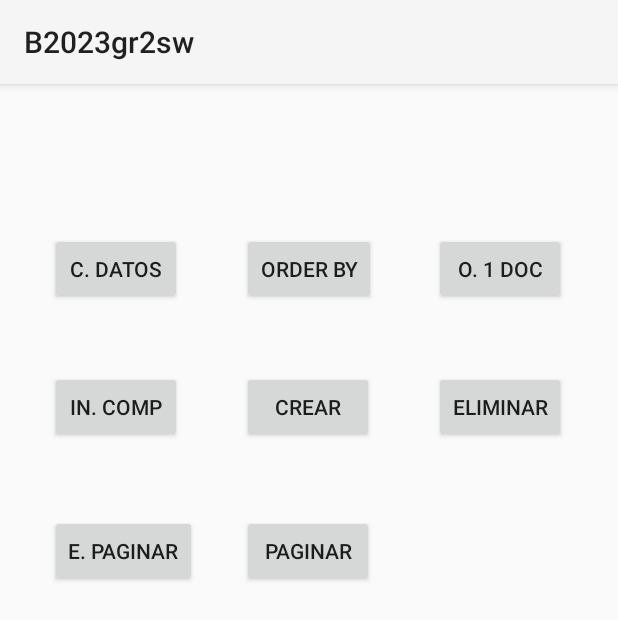
After one commit to EPN-2023B-Moviles-GR2SW/mov-gr2sw-morales-villacreses-mateo-fabian, an Android app built with Jetpack Compose: the IFirestore screen opened directly, with no data from a screen before it, on a phone screen of 412 x 824 dp. The commit adds this screen. Shown: the top 620 px of the screen. Run offline under Robolectric (Android 15) with nearby library versions, the phone set to English and light mode, and no system bars; our stand-ins replace Firebase (no records; nobody signed in at launch, a user with empty details on screens opened directly).

Commit message:
Agrega actividad IFirestore y botón Firestore en MainActivity

```diff
--- a/02-Android/app/src/main/AndroidManifest.xml
+++ b/02-Android/app/src/main/AndroidManifest.xml
@@ -15,6 +15,9 @@
         android:supportsRtl="true"
         android:theme="@style/Theme.AppCompat.Light"
         tools:targetApi="31">
+        <activity
+            android:name=".IFirestore"
+            android:exported="false" />
         <activity
             android:name=".HFirebaseUIAuth"
             android:exported="false" />
--- a/02-Android/app/src/main/java/com/example/b2023gr2sw/MainActivity.kt
+++ b/02-Android/app/src/main/java/com/example/b2023gr2sw/MainActivity.kt
@@ -107,6 +107,11 @@ class MainActivity : AppCompatActivity() {
         botonFirebaseUI.setOnClickListener {
             irActividad(HFirebaseUIAuth::class.java)
         }
+
+        val botonFirestore = findViewById<Button>(R.id.btn_intent_firestore)
+        botonFirestore.setOnClickListener {
+            irActividad(IFirestore::class.java)
+        }
     }
 
     private fun abrirActividadConParametros(clase: Class<*>) {
--- /dev/null
+++ b/02-Android/app/src/main/res/layout/activity_ifirestore.xml
@@ -0,0 +1,106 @@
+<?xml version="1.0" encoding="utf-8"?>
+<androidx.constraintlayout.widget.ConstraintLayout xmlns:android="http://schemas.android.com/apk/res/android"
+    xmlns:app="http://schemas.android.com/apk/res-auto"
+    xmlns:tools="http://schemas.android.com/tools"
+    android:layout_width="match_parent"
+    android:layout_height="match_parent"
+    tools:context=".IFirestore">
+
+    <Button
+        android:id="@+id/btn_fs_crear"
+        android:layout_width="wrap_content"
+        android:layout_height="wrap_content"
+        android:text="Crear"
+        app:layout_constraintBottom_toBottomOf="parent"
+        app:layout_constraintEnd_toEndOf="parent"
+        app:layout_constraintHorizontal_bias="0.498"
+        app:layout_constraintStart_toStartOf="parent"
+        app:layout_constraintTop_toTopOf="parent"
+        app:layout_constraintVertical_bias="0.266" />
+
+    <Button
+        android:id="@+id/btn_fs_eliminar"
+        android:layout_width="wrap_content"
+        android:layout_height="wrap_content"
+        android:layout_marginStart="40dp"
+        android:text="Eliminar"
+        app:layout_constraintBottom_toBottomOf="@+id/btn_fs_crear"
+        app:layout_constraintStart_toEndOf="@+id/btn_fs_crear"
+        app:layout_constraintTop_toTopOf="@+id/btn_fs_crear"
+        app:layout_constraintVertical_bias="0.0" />
+
+    <Button
+        android:id="@+id/btn_fs_ind_comp"
+        android:layout_width="wrap_content"
+        android:layout_height="wrap_content"
+        android:layout_marginEnd="40dp"
+        android:text="In. comp"
+        app:layout_constraintBottom_toBottomOf="@+id/btn_fs_crear"
+        app:layout_constraintEnd_toStartOf="@+id/btn_fs_crear"
+        app:layout_constraintTop_toTopOf="@+id/btn_fs_crear"
+        app:layout_constraintVertical_bias="0.0" />
+
+    <Button
+        android:id="@+id/btn_fs_datos_prueba"
+        android:layout_width="wrap_content"
+        android:layout_height="wrap_content"
+        android:layout_marginBottom="44dp"
+        android:text="C. Datos"
+        app:layout_constraintBottom_toTopOf="@+id/btn_fs_ind_comp"
+        app:layout_constraintEnd_toEndOf="@+id/btn_fs_ind_comp"
+        app:layout_constraintHorizontal_bias="0.0"
+        app:layout_constraintStart_toStartOf="@+id/btn_fs_ind_comp" />
+
+    <Button
+        android:id="@+id/btn_fs_order_by"
+        android:layout_width="wrap_content"
+        android:layout_height="wrap_content"
+        android:layout_marginBottom="44dp"
+        android:text="Order by"
+        app:layout_constraintBottom_toTopOf="@+id/btn_fs_crear"
+        app:layout_constraintEnd_toEndOf="@+id/btn_fs_crear"
+        app:layout_constraintHorizontal_bias="0.0"
+        app:layout_constraintStart_toStartOf="@+id/btn_fs_crear" />
+
+    <Button
+        android:id="@+id/btn_fs_odoc"
+        android:layout_width="wrap_content"
+        android:layout_height="wrap_content"
+        android:layout_marginBottom="44dp"
+        android:text="O. 1 doc"
+        app:layout_constraintBottom_toTopOf="@+id/btn_fs_eliminar"
+        app:layout_constraintEnd_toEndOf="@+id/btn_fs_eliminar"
+        app:layout_constraintHorizontal_bias="0.0"
+        app:layout_constraintStart_toStartOf="@+id/btn_fs_eliminar" />
+
+    <Button
+        android:id="@+id/btn_fs_epaginar"
+        android:layout_width="wrap_content"
+        android:layout_height="wrap_content"
+        android:layout_marginTop="48dp"
+        android:text="E. paginar"
+        app:layout_constraintEnd_toEndOf="@+id/btn_fs_ind_comp"
+        app:layout_constraintHorizontal_bias="0.0"
+        app:layout_constraintStart_toStartOf="@+id/btn_fs_ind_comp"
+        app:layout_constraintTop_toBottomOf="@+id/btn_fs_ind_comp" />
+
+    <Button
+        android:id="@+id/btn_fs_paginar"
+        android:layout_width="wrap_content"
+        android:layout_height="wrap_content"
+        android:layout_marginTop="48dp"
+        android:text="Paginar"
+        app:layout_constraintEnd_toEndOf="@+id/btn_fs_crear"
+        app:layout_constraintHorizontal_bias="1.0"
+        app:layout_constraintStart_toStartOf="@+id/btn_fs_crear"
+        app:layout_constraintTop_toBottomOf="@+id/btn_fs_crear" />
+
+    <ListView
+        android:id="@+id/lv_firestore"
+        android:layout_width="319dp"
+        android:layout_height="394dp"
+        android:layout_marginTop="60dp"
+        app:layout_constraintEnd_toEndOf="@+id/btn_fs_paginar"
+        app:layout_constraintStart_toStartOf="@+id/btn_fs_paginar"
+        app:layout_constraintTop_toBottomOf="@+id/btn_fs_paginar" />
+</androidx.constraintlayout.widget.ConstraintLayout>
```
Also changed, not shown: 02-Android/app/src/main/java/com/example/b2023gr2sw/ICities.kt (added, +14 -0 lines), 02-Android/app/src/main/java/com/example/b2023gr2sw/IFirestore.kt (added, +140 -0 lines), 02-Android/app/src/main/res/layout/activity_main.xml (+11 -0 lines).
